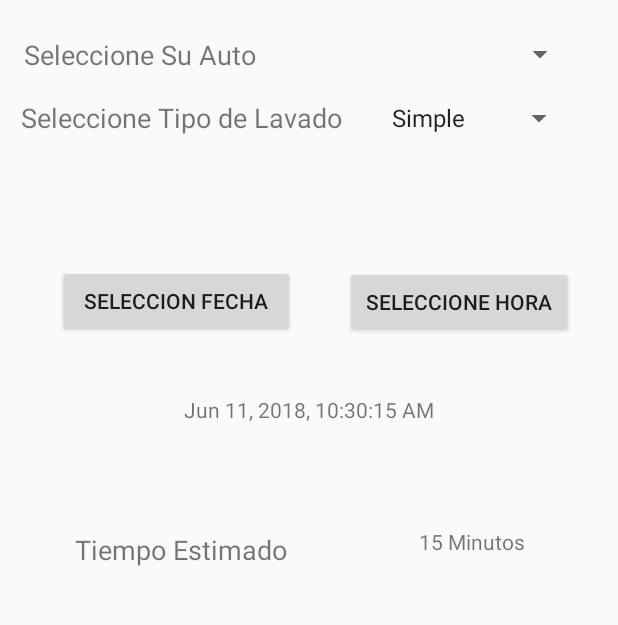
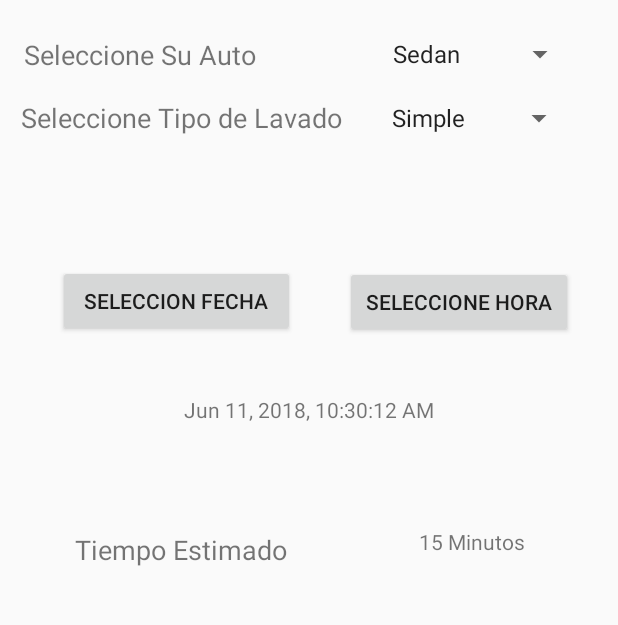
Before and after one commit to Rgameroco/CArWash, an Android app: the ReservarActivity screen opened directly, with no data from a screen before it, on a phone screen of 412 x 824 dp, the part 178-803 px from its top. Run offline under Robolectric (Android 15) with nearby library versions, the phone set to English and light mode, and no system bars.

Commit message:
Error estupido corregido

```diff
--- a/app/src/main/java/com/example/rgamero/carwash/MainActivity.java
+++ b/app/src/main/java/com/example/rgamero/carwash/MainActivity.java
@@ -21,6 +21,7 @@ public class MainActivity extends AppCompatActivity {
             public void onClick(View v) {
                 Intent intent = new Intent(v.getContext(),Ubicacion.class);
                 startActivityForResult(intent,0);
+                finish();
             }
         });
 
--- a/app/src/main/java/com/example/rgamero/carwash/MasInformacionActivity.java
+++ b/app/src/main/java/com/example/rgamero/carwash/MasInformacionActivity.java
@@ -27,6 +27,7 @@ public class MasInformacionActivity extends AppCompatActivity {
         ArrayAdapter<CharSequence> adapter = ArrayAdapter.createFromResource(this, R.array.opcionesList, android.R.layout.simple_selectable_list_item);
         adapter.setDropDownViewResource(android.R.layout.preference_category);
         opciones.setAdapter(adapter);
+
     }
 
     public void btnReservar(){
@@ -37,6 +38,7 @@ public class MasInformacionActivity extends AppCompatActivity {
                 Toast.makeText(MasInformacionActivity.this,"LLamando ReservarActivity",Toast.LENGTH_SHORT);
                 Intent intent = new Intent(v.getContext(),ReservarActivity.class);
                 startActivityForResult(intent,0);
+                finish();
             }
         });
     }
--- a/app/src/main/java/com/example/rgamero/carwash/ReservarActivity.java
+++ b/app/src/main/java/com/example/rgamero/carwash/ReservarActivity.java
@@ -6,8 +6,8 @@ import android.app.DatePickerDialog;
 import android.app.TimePickerDialog;
 import android.content.Context;
 import android.content.DialogInterface;
+import android.os.Bundle;
 import android.support.v7.app.AppCompatActivity;
-import android.os.Bundle;
 import android.view.View;
 import android.widget.ArrayAdapter;
 import android.widget.Button;
@@ -15,7 +15,7 @@ import android.widget.DatePicker;
 import android.widget.Spinner;
 import android.widget.TextView;
 import android.widget.TimePicker;
-import android.view.View.OnClickListener;
+
 import java.text.DateFormat;
 import java.util.Calendar;
 
@@ -58,11 +58,11 @@ public class ReservarActivity extends AppCompatActivity {
     }
 
 
-    private void updateDate(){
-        new DatePickerDialog(this, d, dateTime.get(Calendar.YEAR),dateTime.get(Calendar.MONTH),dateTime.get(Calendar.DAY_OF_MONTH)).show();
+    private void updateDate() {
+        new DatePickerDialog(this, d, dateTime.get(Calendar.YEAR), dateTime.get(Calendar.MONTH), dateTime.get(Calendar.DAY_OF_MONTH)).show();
     }
 
-    private void updateTime(){
+    private void updateTime() {
         new TimePickerDialog(this, t, dateTime.get(Calendar.HOUR_OF_DAY), dateTime.get(Calendar.MINUTE), true).show();
     }
 
@@ -85,12 +85,12 @@ public class ReservarActivity extends AppCompatActivity {
         }
     };
 
-    private void updateTextLabel(){
+    private void updateTextLabel() {
         text.setText(formatDateTime.format(dateTime.getTime()));
     }
 
-    private void btnCrearReserva(){
-        Button button = (Button)findViewById(R.id.btn_registrarReserva);
+    private void btnCrearReserva() {
+        Button button = (Button) findViewById(R.id.btn_registrarReserva);
         // add button listener
         button.setOnClickListener(new View.OnClickListener() {
 
@@ -106,15 +106,15 @@ public class ReservarActivity extends AppCompatActivity {
                 // set dialog message
                 alertDialogBuilder
                         .setCancelable(false)
-                        .setPositiveButton("Si",new DialogInterface.OnClickListener() {
-                            public void onClick(DialogInterface dialog,int id) {
+                        .setPositiveButton("Si", new DialogInterface.OnClickListener() {
+                            public void onClick(DialogInterface dialog, int id) {
                                 // if this button is clicked, close
                                 // current activity
                                 ReservarActivity.this.finish();
                             }
                         })
-                        .setNegativeButton("No",new DialogInterface.OnClickListener() {
-                            public void onClick(DialogInterface dialog,int id) {
+                        .setNegativeButton("No", new DialogInterface.OnClickListener() {
+                            public void onClick(DialogInterface dialog, int id) {
                                 // if this button is clicked, just close
                                 // the dialog box and do nothing
                                 dialog.cancel();
@@ -130,8 +130,8 @@ public class ReservarActivity extends AppCompatActivity {
         });
     }
 
-    private void btnCacncelarReserva(){
-        Button button = (Button)findViewById(R.id.btn_cancelarReserva);
+    private void btnCacncelarReserva() {
+        Button button = (Button) findViewById(R.id.btn_cancelarReserva);
         // add button listener
         button.setOnClickListener(new View.OnClickListener() {
 
@@ -147,15 +147,15 @@ public class ReservarActivity extends AppCompatActivity {
                 // set dialog message
                 alertDialogBuilder
                         .setCancelable(false)
-                        .setPositiveButton("Si",new DialogInterface.OnClickListener() {
-                            public void onClick(DialogInterface dialog,int id) {
+                        .setPositiveButton("Si", new DialogInterface.OnClickListener() {
+                            public void onClick(DialogInterface dialog, int id) {
                                 // if this button is clicked, close
                                 // current activity
                                 ReservarActivity.this.finish();
                             }
                         })
-                        .setNegativeButton("No",new DialogInterface.OnClickListener() {
-                            public void onClick(DialogInterface dialog,int id) {
+                        .setNegativeButton("No", new DialogInterface.OnClickListener() {
+                            public void onClick(DialogInterface dialog, int id) {
                                 // if this button is clicked, just close
                                 // the dialog box and do nothing
                                 dialog.cancel();
@@ -171,18 +171,21 @@ public class ReservarActivity extends AppCompatActivity {
         });
     }
 
-    public void llenarSpinner(){
-       Spinner opciones = (Spinner) findViewById(R.id.cmb_tipo);
+    public void llenarSpinner() {
+        ArrayAdapter<CharSequence> adapter = ArrayAdapter.createFromResource(this, R.array.opciones, android.R.layout.simple_spinner_item);
+        Spinner opciones = (Spinner) findViewById(R.id.cmb_tipo);
+        opciones.setAdapter(adapter);
+        adapter.setDropDownViewResource(android.R.layout.preference_category);
 
-        ArrayAdapter<CharSequence>  adapter = ArrayAdapter.createFromResource(this, R.array.opciones, android.R.layout.simple_spinner_item);
+    }
+
+    public void llenarSpinner2() {
+        ArrayAdapter<CharSequence> adapter = ArrayAdapter.createFromResource(this, R.array.carros, android.R.layout.simple_spinner_item);
+
+        Spinner opciones2 = (Spinner) findViewById(R.id.cmb_seleccion);
+        opciones2.setAdapter(adapter);
+
         adapter.setDropDownViewResource(android.R.layout.preference_category);
-        opciones.setAdapter(adapter);
+
     }
-    public void llenarSpinner2(){
-       /* Spinner opciones2 = (Spinner) findViewById(R.id.cmb_carros);
-
-        ArrayAdapter<CharSequence>  adapter = ArrayAdapter.createFromResource(this, R.array.opciones, android.R.layout.simple_spinner_item);
-        adapter.setDropDownViewResource(android.R.layout.preference_category);
-        opciones2.setAdapter(adapter);*/
-    }
-    }
+}
--- a/app/src/main/java/com/example/rgamero/carwash/Ubicacion.java
+++ b/app/src/main/java/com/example/rgamero/carwash/Ubicacion.java
@@ -50,6 +50,7 @@ public class Ubicacion extends FragmentActivity implements OnMapReadyCallback {
                         public void onClick(View v) {
                             Intent intent = new Intent(v.getContext(), Pop.class);
                             startActivityForResult(intent, 0);
+                            finish();
                         }
                     });
                     return true;
@@ -88,6 +89,7 @@ public class Ubicacion extends FragmentActivity implements OnMapReadyCallback {
             public void onClick(View v) {
                 Intent intent = new Intent(v.getContext(),ReservarActivity.class);
                 startActivityForResult(intent,0);
+                finish();
             }
         });
     }
@@ -156,6 +158,7 @@ public class Ubicacion extends FragmentActivity implements OnMapReadyCallback {
             public void onInfoWindowClick(Marker marker) {
                 Intent info = new Intent(getApplicationContext(), MasInformacionActivity.class);
                 startActivity(info);
+                finish();
             }
         });
     }
--- a/app/src/main/res/values/arrays.xml
+++ b/app/src/main/res/values/arrays.xml
@@ -5,6 +5,11 @@
         <item>Interior</item>
         <item>Salon</item>
     </string-array>
+    <string-array name="carros">
+        <item>Sedan</item>
+        <item>4x4</item>
+        <item>Tico</item>
+    </string-array>
     <string-array name="opcionesList">
         <item>Lavado Simple 10 soles</item>
         <item>Lavado Salon 15 soles </item>
```
